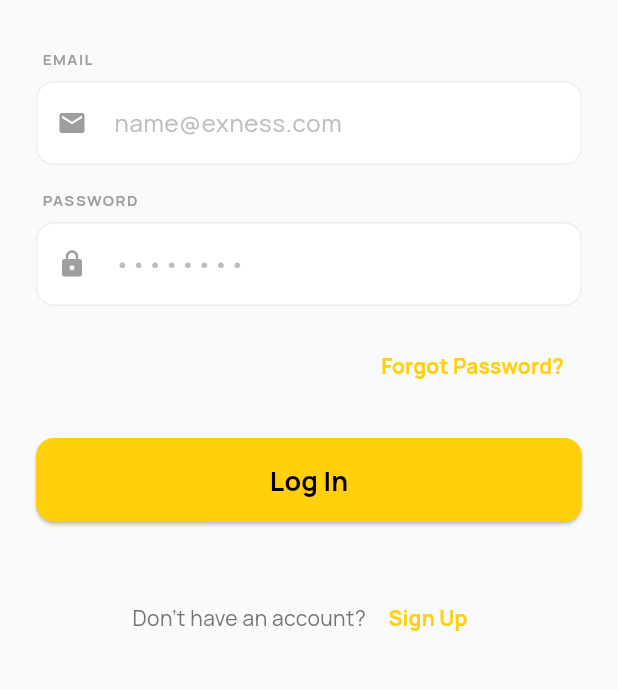
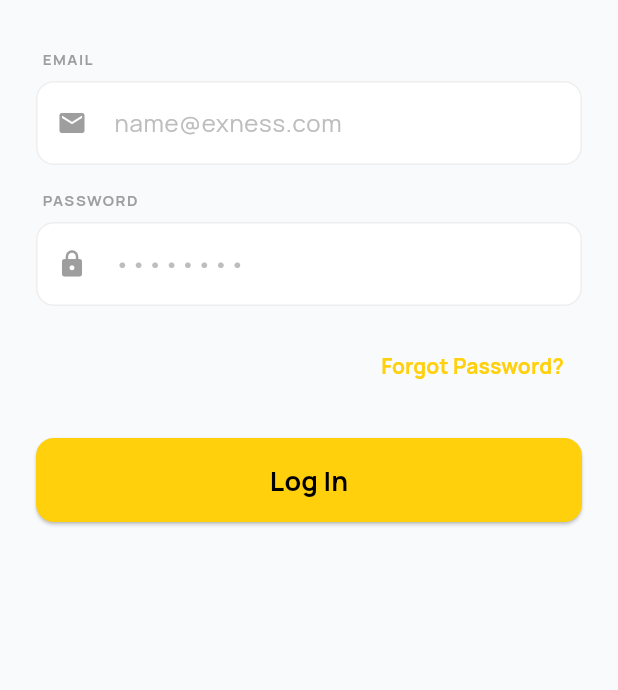
Before and after one commit to mrukhlov/exness_reward_flutter, a Flutter app: the screen it shows after launch, after a tap on "Log In", on a phone screen of 412 x 824 dp, the part 273-963 px from its top. Run offline on Flutter 3.47's test engine with Material 3 defaults, Android fonts, the phone set to English and light mode, and no system bars; our stand-ins replace cached_network_image, geolocator, go_router, google_fonts, google_maps_flutter, shared_preferences; missing offline and left inert: apple_maps_flutter; accounts and stored records are empty.

Commit message:
signup commented

```diff
--- a/lib/screens/login_screen.dart
+++ b/lib/screens/login_screen.dart
@@ -190,33 +190,33 @@ class _LoginScreenState extends State<LoginScreen> {
                     ),
                     const SizedBox(height: 40),
                     // Footer link with yellow
-                    Padding(
-                      padding: const EdgeInsets.only(bottom: 40),
-                      child: Row(
-                        mainAxisAlignment: MainAxisAlignment.center,
-                        children: [
-                          Text(
-                            "Don't have an account? ",
-                            style: TextStyle(
-                              fontSize: 14,
-                              color: isDark
-                                  ? Colors.grey.shade400
-                                  : Colors.grey.shade600,
-                            ),
-                          ),
-                          TextButton(
-                            onPressed: () => context.go('/register'),
-                            child: const Text(
-                              'Sign Up',
-                              style: TextStyle(
-                                color: yellowColor,
-                                fontWeight: FontWeight.bold,
-                              ),
-                            ),
-                          ),
-                        ],
-                      ),
-                    ),
+                    // Padding(
+                    //   padding: const EdgeInsets.only(bottom: 40),
+                    //   child: Row(
+                    //     mainAxisAlignment: MainAxisAlignment.center,
+                    //     children: [
+                    //       Text(
+                    //         "Don't have an account? ",
+                    //         style: TextStyle(
+                    //           fontSize: 14,
+                    //           color: isDark
+                    //               ? Colors.grey.shade400
+                    //               : Colors.grey.shade600,
+                    //         ),
+                    //       ),
+                    //       TextButton(
+                    //         onPressed: () => context.go('/register'),
+                    //         child: const Text(
+                    //           'Sign Up',
+                    //           style: TextStyle(
+                    //             color: yellowColor,
+                    //             fontWeight: FontWeight.bold,
+                    //           ),
+                    //         ),
+                    //       ),
+                    //     ],
+                    //   ),
+                    // ),
                   ],
                 ),
               ),
--- a/lib/widgets/welcome/welcome_actions.dart
+++ b/lib/widgets/welcome/welcome_actions.dart
@@ -54,32 +54,32 @@ class WelcomeActions extends StatelessWidget {
             ),
           ),
         ),
-        SizedBox(height: isSmallScreen ? 10.0 : 12.0),
-        SizedBox(
-          width: double.infinity,
-          height: buttonHeight,
-          child: OutlinedButton(
-            onPressed: () => context.go('/register'),
-            style: OutlinedButton.styleFrom(
-              foregroundColor: isDark ? Colors.white : Colors.black,
-              side: BorderSide(
-                color: isDark
-                    ? Colors.white.withOpacity(0.2)
-                    : Colors.grey.shade300,
-              ),
-              shape: RoundedRectangleBorder(
-                borderRadius: BorderRadius.circular(12),
-              ),
-            ),
-            child: Text(
-              'Create Account',
-              style: TextStyle(
-                fontSize: buttonTextSize,
-                fontWeight: FontWeight.bold,
-              ),
-            ),
-          ),
-        ),
+        // SizedBox(height: isSmallScreen ? 10.0 : 12.0),
+        // SizedBox(
+        //   width: double.infinity,
+        //   height: buttonHeight,
+        //   child: OutlinedButton(
+        //     onPressed: () => context.go('/register'),
+        //     style: OutlinedButton.styleFrom(
+        //       foregroundColor: isDark ? Colors.white : Colors.black,
+        //       side: BorderSide(
+        //         color: isDark
+        //             ? Colors.white.withOpacity(0.2)
+        //             : Colors.grey.shade300,
+        //       ),
+        //       shape: RoundedRectangleBorder(
+        //         borderRadius: BorderRadius.circular(12),
+        //       ),
+        //     ),
+        //     child: Text(
+        //       'Create Account',
+        //       style: TextStyle(
+        //         fontSize: buttonTextSize,
+        //         fontWeight: FontWeight.bold,
+        //       ),
+        //     ),
+        //   ),
+        // ),
         SizedBox(height: isSmallScreen ? 16.0 : 20.0),
         Row(
           mainAxisAlignment: MainAxisAlignment.center,
```
